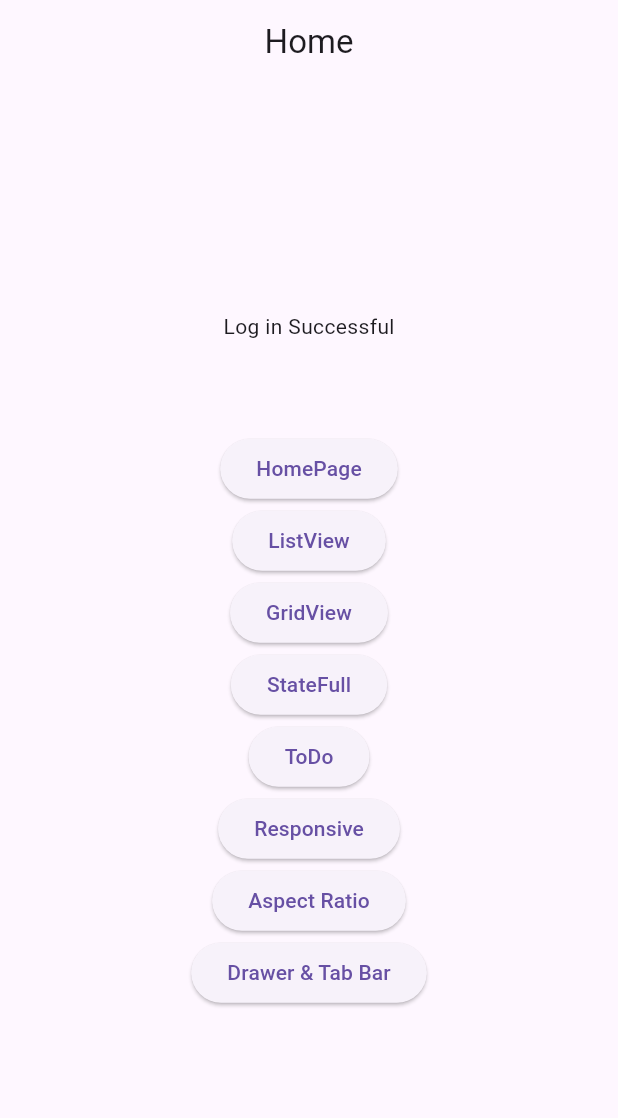
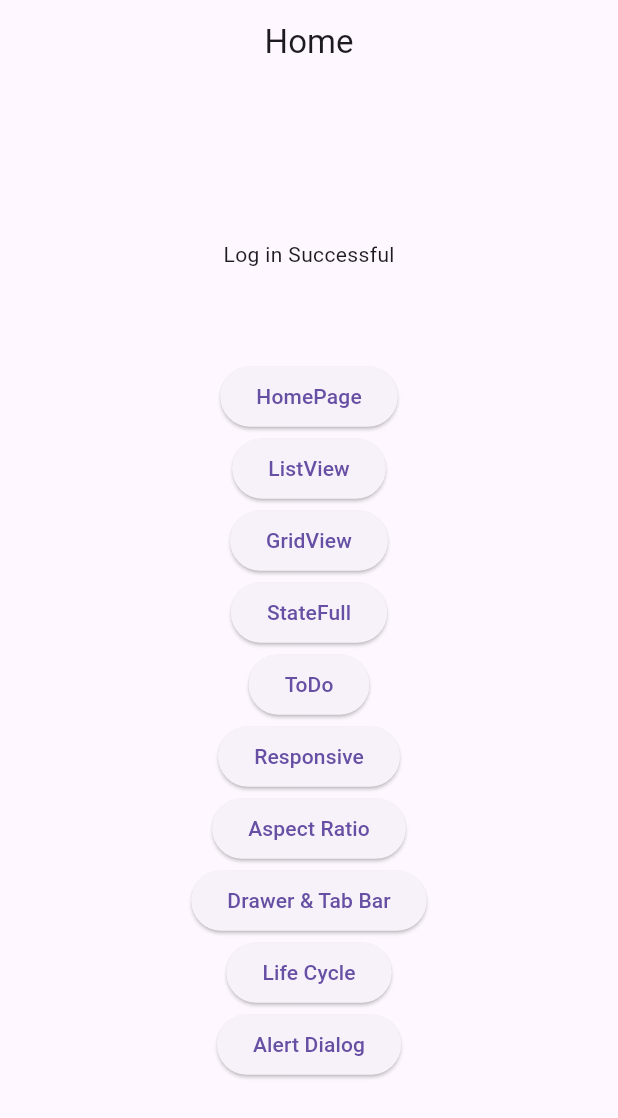
Before and after one commit to rocky7266/flutter_practice, a Flutter app: the Home screen opened directly with empty values, on a phone screen of 412 x 824 dp. Shown: the top 1118 px of the screen. Run offline on Flutter 3.47's test engine with Material 3 defaults, Android fonts, the light colour scheme and no system bars; our stand-ins replace device_preview, flutter_screenutil.

Commit message:
LifeCycle, Different Type of alert dialog

```diff
--- a/lib/app.dart
+++ b/lib/app.dart
@@ -14,7 +14,7 @@ class MyApp extends StatelessWidget{
     minTextAdapt: true,
     splitScreenMode: true,
     // Use builder only if you need to use library outside ScreenUtilInit context
-    builder: (_ , child) {
+    builder: (context , child) {
     return MaterialApp(
     debugShowCheckedModeBanner: false,
     title: 'Flutter batch 10',
--- a/lib/home.dart
+++ b/lib/home.dart
@@ -1,45 +1,61 @@
 import 'package:flutter/material.dart';
 import 'package:flutter_practice/gridview.dart';
+import 'package:flutter_practice/life_cycle.dart';
 import 'package:flutter_practice/screenSize.dart';
 import 'package:flutter_practice/statefull_class.dart';
 import 'package:flutter_practice/todo.dart';
 
+import 'alert.dart';
 import 'drawer_tab.dart';
 import 'listview.dart';
 import 'mediaQuery.dart';
 import 'module7_class2.dart';
 
-class Home extends StatelessWidget{
+class Home extends StatefulWidget {
   final String name;
-  const Home ({super.key, required this.name});
+  const Home({super.key, required this.name});
+
+  @override
+  State<Home> createState() => _HomeState();
+}
+
+class _HomeState extends State<Home> {
+  @override
+  void dispose() {
+    // TODO: implement dispose
+    print('Dispose from home');
+    super.dispose();
+  }
+  @override
+  void initState() {
+    // TODO: implement initState
+    print('Init Home');
+    super.initState();
+  }
   @override
   Widget build(BuildContext context) {
     return Scaffold(
-      appBar: AppBar(
-        title: const Text("Home"),
-        centerTitle: true,
-      ),
+      appBar: AppBar(title: const Text("Home"), centerTitle: true),
       body: Center(
-        child:
-        Column(
+        child: Column(
           mainAxisAlignment: MainAxisAlignment.center,
           children: [
             Text('Log in Successful'),
-            SizedBox(
-              height: 20,
-            ),
-            Text(name),
-            SizedBox(
-              height: 20,
-            ),
+            SizedBox(height: 20),
+            Text(widget.name),
+            SizedBox(height: 20),
             Row(
               mainAxisAlignment: MainAxisAlignment.center,
               children: [
-                ElevatedButton(onPressed: (){
-                  Navigator.push(context, MaterialPageRoute(builder: (context) => const HomePage()));
+                ElevatedButton(
+                  onPressed: () {
+                    Navigator.push(
+                      context,
+                      MaterialPageRoute(builder: (context) => const HomePage()),
+                    );
                   },
-                    child:
-                Text('HomePage')),
+                  child: Text('HomePage'),
+                ),
                 // ElevatedButton(onPressed: (){
                 //   Navigator.pop(context);
                 // },
@@ -48,47 +64,92 @@ class Home extends StatelessWidget{
                 // )
               ],
             ),
-            ElevatedButton(onPressed: (){
-              Navigator.push(context, MaterialPageRoute(builder: (context) => const ListV()));
+            ElevatedButton(
+              onPressed: () {
+                Navigator.push(
+                  context,
+                  MaterialPageRoute(builder: (context) => const ListV()),
+                );
               },
-                child:
-            Text('ListView')
+              child: Text('ListView'),
             ),
-            ElevatedButton(onPressed: (){
-              Navigator.push(context, MaterialPageRoute(builder: (context) => const GridV()));
+            ElevatedButton(
+              onPressed: () {
+                Navigator.push(
+                  context,
+                  MaterialPageRoute(builder: (context) => const GridV()),
+                );
               },
-                child:
-            Text('GridView')
+              child: Text('GridView'),
             ),
-            ElevatedButton(onPressed: (){
-              Navigator.push(context,MaterialPageRoute(builder: (context)=> StatefulClass()));
+            ElevatedButton(
+              onPressed: () {
+                Navigator.push(
+                  context,
+                  MaterialPageRoute(builder: (context) => StatefulClass()),
+                );
               },
-                child: Text('StateFull')
+              child: Text('StateFull'),
             ),
-            ElevatedButton(onPressed: (){
-              Navigator.push(context,MaterialPageRoute(builder: (context)=> const TodoApp()));
+            ElevatedButton(
+              onPressed: () {
+                Navigator.push(
+                  context,
+                  MaterialPageRoute(builder: (context) => const TodoApp()),
+                );
               },
-                child: Text('ToDo')
+              child: Text('ToDo'),
             ),
-            ElevatedButton(onPressed: (){
-              Navigator.push(context,MaterialPageRoute(builder: (context)=> const ScreenResponsive()));
+            ElevatedButton(
+              onPressed: () {
+                Navigator.push(
+                  context,
+                  MaterialPageRoute(
+                    builder: (context) => const ScreenResponsive(),
+                  ),
+                );
               },
-                child: Text('Responsive')
+              child: Text('Responsive'),
             ),
 
-            ElevatedButton(onPressed: (){
-              Navigator.push(context,MaterialPageRoute(builder: (context)=> const AspScreen()));
+            ElevatedButton(
+              onPressed: () {
+                Navigator.push(
+                  context,
+                  MaterialPageRoute(builder: (context) => const AspScreen()),
+                );
               },
-                child: Text('Aspect Ratio')
+              child: Text('Aspect Ratio'),
             ),
-            ElevatedButton(onPressed: (){
-              Navigator.push(context,MaterialPageRoute(builder: (context)=> const DrawerTab()));
+            ElevatedButton(
+              onPressed: () {
+                Navigator.push(
+                  context,
+                  MaterialPageRoute(builder: (context) => const DrawerTab()),
+                );
               },
-                child: Text('Drawer & Tab Bar')
+              child: Text('Drawer & Tab Bar'),
+            ),
+            ElevatedButton(
+              onPressed: () {
+                Navigator.push(
+                  context,
+                  MaterialPageRoute(builder: (context) => const LifeCycle()),
+                );
+              },
+              child: Text('Life Cycle'),
+            ),
+            ElevatedButton(
+              onPressed: () {
+                Navigator.push(
+                  context,
+                  MaterialPageRoute(builder: (context) => const Alert()),
+                );
+              },
+              child: Text('Alert Dialog'),
             ),
           ],
         ),
-
       ),
     );
   }
```
Also changed, not shown: lib/alert.dart (added, +81 -0 lines), lib/life_cycle.dart (added, +38 -0 lines). Lines whose indentation alone changed are shown as unchanged.
